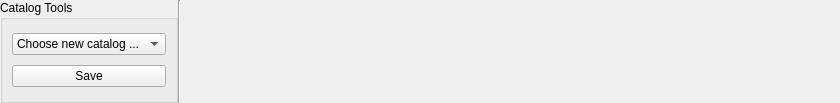
Qt form src/OpenCOVER/DrivingSim/oddlot/src/gui/tools/OSCRibbon.ui (hlrs-vis/covise) before a commit.
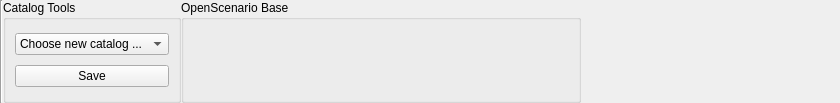
The same form after that commit.

Commit message: Edit OpenScenarioBase elements

```diff
--- a/src/OpenCOVER/DrivingSim/oddlot/src/gui/tools/OSCRibbon.ui
+++ b/src/OpenCOVER/DrivingSim/oddlot/src/gui/tools/OSCRibbon.ui
@@ -35,8 +35,21 @@
    <property name="bottomMargin">
     <number>0</number>
    </property>
+   <item>
+    <widget class="Line" name="line_type">
+     <property name="orientation">
+      <enum>Qt::Vertical</enum>
+     </property>
+    </widget>
+   </item>
    <item>
     <widget class="QGroupBox" name="CatalogBox">
+     <property name="sizePolicy">
+      <sizepolicy hsizetype="Minimum" vsizetype="Preferred">
+       <horstretch>0</horstretch>
+       <verstretch>0</verstretch>
+      </sizepolicy>
+     </property>
      <property name="title">
       <string>Catalog Tools</string>
      </property>
@@ -61,10 +74,23 @@
     </widget>
    </item>
    <item>
-    <widget class="Line" name="line_type">
-     <property name="orientation">
-      <enum>Qt::Vertical</enum>
+    <widget class="QGroupBox" name="baseTools">
+     <property name="sizePolicy">
+      <sizepolicy hsizetype="Minimum" vsizetype="Preferred">
+       <horstretch>0</horstretch>
+       <verstretch>0</verstretch>
+      </sizepolicy>
      </property>
+     <property name="minimumSize">
+      <size>
+       <width>400</width>
+       <height>0</height>
+      </size>
+     </property>
+     <property name="title">
+      <string>OpenScenario Base</string>
+     </property>
+     <layout class="QGridLayout" name="baseToolsLayout"/>
     </widget>
    </item>
    <item>
@@ -72,9 +98,12 @@
      <property name="orientation">
       <enum>Qt::Horizontal</enum>
      </property>
+     <property name="sizeType">
+      <enum>QSizePolicy::MinimumExpanding</enum>
+     </property>
      <property name="sizeHint" stdset="0">
       <size>
-       <width>40</width>
+       <width>20</width>
        <height>20</height>
       </size>
      </property>
```
The commit also changes 10 other files.
